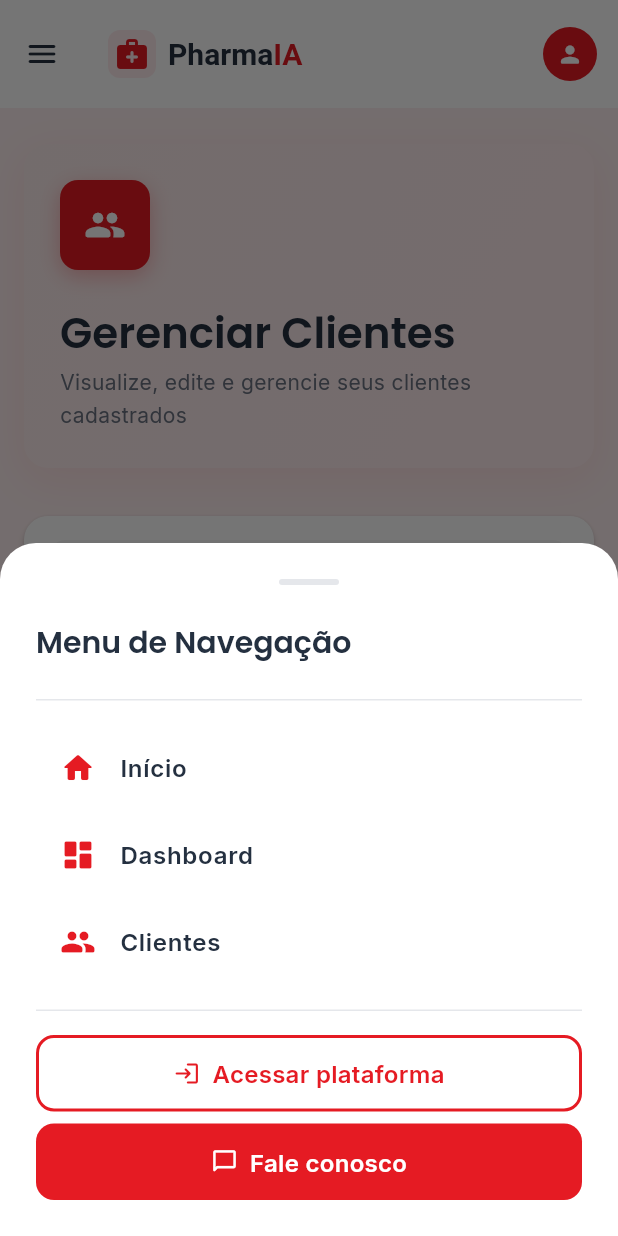
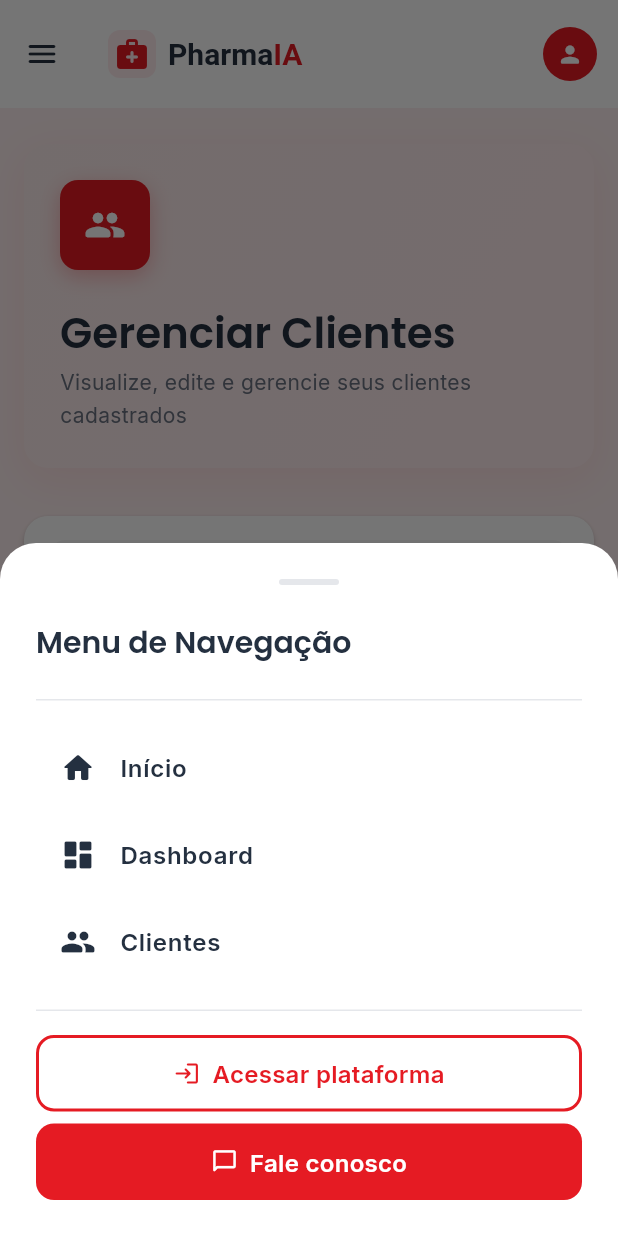
Before and after one commit to emanuelabreudev/Flutter, a Flutter app: the screen it shows after launch, after a tap on the "menu" icon, on a phone screen of 412 x 824 dp. Run offline on Flutter 3.47's test engine with Material 3 defaults, Android fonts, the phone set to English and light mode, and no system bars; our stand-ins replace google_fonts; network calls fail.

Commit message:
fix(app_bar): update icon color to dark for consistency with desktop UI

```diff
--- a/farmaup_client/lib/features/clientes/presentation/widgets/app_bar_widget.dart
+++ b/farmaup_client/lib/features/clientes/presentation/widgets/app_bar_widget.dart
@@ -267,12 +267,16 @@ class PharmaIAAppBar extends StatelessWidget implements PreferredSizeWidget {
         ),
         child: Row(
           children: [
-            Icon(icon, color: AppColors.primary),
+            Icon(
+              icon,
+              // altere aqui — antes era AppColors.primary
+              color: AppColors.dark, // cinza escuro consistente com desktop
+            ),
             const SizedBox(width: AppSpacing.md),
             Text(
               label,
               style: Theme.of(context).textTheme.bodyLarge?.copyWith(
-                color: AppColors.dark,
+                color: AppColors.dark, // também força o texto a cinza escuro
                 fontWeight: FontWeight.w600,
               ),
             ),
```
